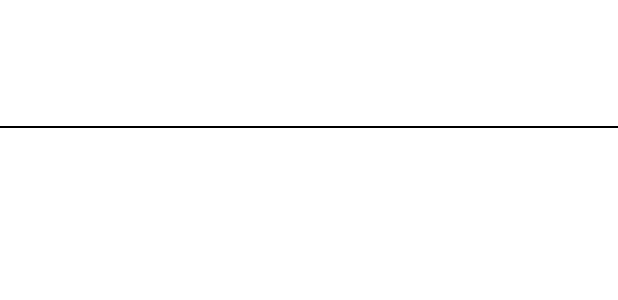
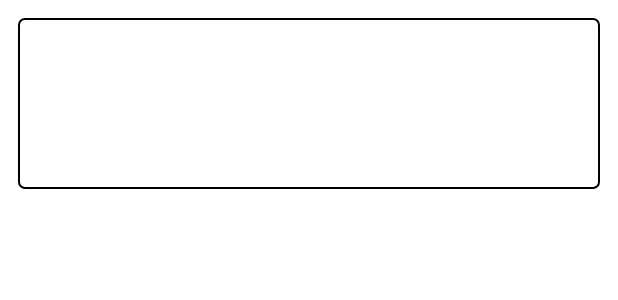
Before and after one commit to polokoio456/NoodoeTest, an Android app: the layout item_transportation.xml on its own in the app's theme, with its tools: preview values and no code run, on a phone screen of 412 x 824 dp. Shown: the top 300 px of the screen. Run offline under Robolectric (Android 15) with nearby library versions, the phone set to English and light mode, and no system bars; network calls fail.

Commit message:
refactor: UI modify

```diff
--- a/app/src/main/java/com/nie/noodoetest/extension/DateExtension.kt
+++ b/app/src/main/java/com/nie/noodoetest/extension/DateExtension.kt
@@ -15,7 +15,7 @@ fun String.toGovernmentDate(): Date {
     return dateFormat.parse(this) ?: Date()
 }
 
-fun Date.toDateString(pattern: String = "yyyy/MM/dd", zone: TimeZone = TimeZone.getDefault()): String {
+fun Date.toDateString(pattern: String = "yyyy/MM/dd HH:mm:ss", zone: TimeZone = TimeZone.getDefault()): String {
     return SimpleDateFormat(pattern, getDefaultLocale()).apply {
         timeZone = zone
     }.format(this)
--- a/app/src/main/java/com/nie/noodoetest/ui/transportation/TransportationListAdapter.kt
+++ b/app/src/main/java/com/nie/noodoetest/ui/transportation/TransportationListAdapter.kt
@@ -4,8 +4,11 @@ import android.view.LayoutInflater
 import android.view.ViewGroup
 import androidx.recyclerview.widget.RecyclerView
 import com.jakewharton.rxbinding2.view.RxView
+import com.nie.noodoetest.R
 import com.nie.noodoetest.data.remote.model.response.government.TransportationInfoItem
 import com.nie.noodoetest.databinding.ItemTransportationBinding
+import com.nie.noodoetest.extension.toDateString
+import com.nie.noodoetest.extension.toGovernmentDate
 import io.reactivex.android.schedulers.AndroidSchedulers
 import io.reactivex.disposables.CompositeDisposable
 import io.reactivex.rxkotlin.addTo
@@ -43,6 +46,7 @@ class TransportationListAdapter : RecyclerView.Adapter<TransportationListAdapter
         fun bind(item: TransportationInfoItem, compositeDisposable: CompositeDisposable, onItemClicked: (TransportationInfoItem) -> Unit) {
             binding.textTitle.text = item.chtmessage
             binding.textContent.text = item.content
+            binding.textUpdateDate.text = binding.root.context.getString(R.string.update_time).format(item.updatetime.toGovernmentDate().toDateString())
 
             RxView.clicks(binding.root)
                 .throttleClick()
--- /dev/null
+++ b/app/src/main/res/drawable/item_transportation_shape.xml
@@ -0,0 +1,12 @@
+<?xml version="1.0" encoding="utf-8"?>
+<ripple xmlns:android="http://schemas.android.com/apk/res/android"
+    android:color="#C3C3C3">
+
+    <item>
+        <shape android:shape="rectangle">
+            <corners android:radius="4dip"/>
+            <stroke android:width="1dip" android:color="?attr/colorText"/>
+            <gradient android:angle="-90" android:startColor="?attr/listBackground" android:endColor="?attr/listBackground"/>
+        </shape>
+    </item>
+</ripple>
--- a/app/src/main/res/layout/fragment_transportation_list.xml
+++ b/app/src/main/res/layout/fragment_transportation_list.xml
@@ -47,6 +47,9 @@
             android:id="@+id/recyclerTransportation"
             android:layout_width="0dp"
             android:layout_height="0dp"
+            android:clipChildren="false"
+            android:clipToPadding="false"
+            android:paddingBottom="12dp"
             app:layout_constraintStart_toStartOf="parent"
             app:layout_constraintEnd_toEndOf="parent"
             app:layout_constraintTop_toBottomOf="@+id/toolBar"
--- a/app/src/main/res/layout/item_transportation.xml
+++ b/app/src/main/res/layout/item_transportation.xml
@@ -4,16 +4,10 @@
     xmlns:app="http://schemas.android.com/apk/res-auto"
     android:layout_width="match_parent"
     android:layout_height="wrap_content"
-    android:background="@drawable/ripple_white_background">
-
-    <View
-        android:layout_width="0dp"
-        android:layout_height="1dp"
-        android:background="?attr/colorText"
-        android:layout_marginTop="16dp"
-        app:layout_constraintTop_toBottomOf="@+id/textContent"
-        app:layout_constraintStart_toStartOf="parent"
-        app:layout_constraintEnd_toEndOf="parent"/>
+    android:background="@drawable/item_transportation_shape"
+    android:layout_marginTop="12dp"
+    android:layout_marginStart="12dp"
+    android:layout_marginEnd="12dp">
 
     <androidx.appcompat.widget.AppCompatTextView
         android:id="@+id/textTitle"
@@ -33,10 +27,27 @@
         android:layout_height="wrap_content"
         android:textSize="16sp"
         android:textColor="?attr/colorText"
-        android:ellipsize="end"
         android:layout_margin="12dp"
         app:layout_constraintTop_toBottomOf="@+id/textTitle"
         app:layout_constraintStart_toStartOf="parent"
         app:layout_constraintEnd_toEndOf="parent"/>
 
+    <androidx.appcompat.widget.AppCompatTextView
+        android:id="@+id/textUpdateDate"
+        android:layout_width="0dp"
+        android:layout_height="wrap_content"
+        android:textSize="16sp"
+        android:textColor="?attr/colorText"
+        android:ellipsize="end"
+        android:layout_margin="12dp"
+        app:layout_constraintTop_toBottomOf="@+id/textContent"
+        app:layout_constraintStart_toStartOf="parent"
+        app:layout_constraintEnd_toEndOf="parent"/>
+
+    <View
+        android:layout_width="5dp"
+        android:layout_height="12dp"
+        app:layout_constraintStart_toStartOf="@+id/textUpdateDate"
+        app:layout_constraintTop_toBottomOf="@+id/textUpdateDate"/>
+
 </androidx.constraintlayout.widget.ConstraintLayout>
--- a/app/src/main/res/values/colors.xml
+++ b/app/src/main/res/values/colors.xml
@@ -9,4 +9,5 @@
     <color name="white">#FFFFFFFF</color>
     <color name="color_alpha_thirty_white">#59FFFFFF</color>
     <color name="button_follow_enable">#fcad0d</color>
+    <color name="web_link">#406CB4</color>
 </resources>
--- a/app/src/main/res/values/strings.xml
+++ b/app/src/main/res/values/strings.xml
@@ -6,4 +6,5 @@
     <string name="login">Login</string>
     <string name="Timezone">Time Zone</string>
     <string name="login_field_is_empty">"All fields should not be empty."</string>
+    <string name="update_time">最後更新時間: %s</string>
 </resources>
```
